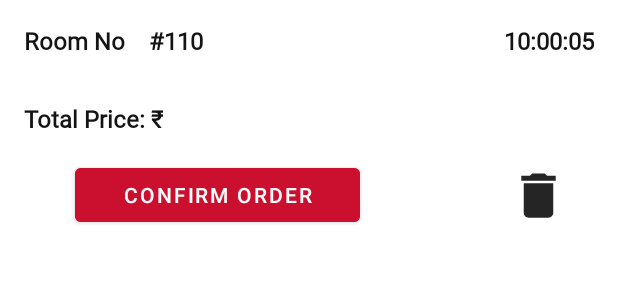
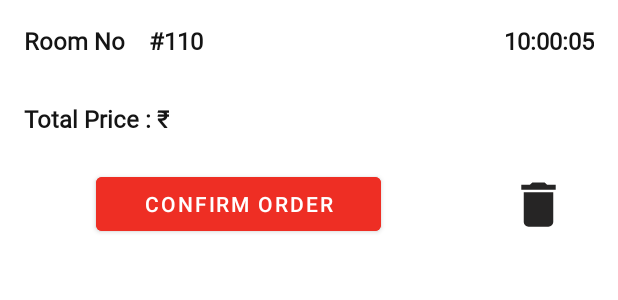
Before and after one commit to karthikdatta123/Owner-App, an Android app: the layout room_no.xml on its own in the app's theme, with its tools: preview values and no code run, on a phone screen of 412 x 824 dp. Shown: the top 300 px of the screen. Run offline under Robolectric (Android 15) with nearby library versions, the phone set to English and light mode, and no system bars.

Commit message:
changed colors

```diff
--- a/app/src/main/java/com/example/ownerapp/RoomAdapter.java
+++ b/app/src/main/java/com/example/ownerapp/RoomAdapter.java
@@ -96,7 +96,7 @@ DatabaseReference mDatabaseReference;
         if(s.confirm.equals(true))
         {
             viewHolder.button.setBackgroundColor(Color.WHITE);
-            viewHolder.button.setTextColor(Color.parseColor("#CB102F"));
+            viewHolder.button.setTextColor(Color.parseColor("#EE2E24"));
             viewHolder.button.setText("Order Confirmed");
         }else{
         viewHolder.button.setOnClickListener(new View.OnClickListener() {
@@ -115,7 +115,7 @@ DatabaseReference mDatabaseReference;
                                    if (s.time.equals(Time) && roomid.equals(s.room_no)) {
                                        item.child("confirmation").getRef().setValue((Boolean) true);
                                            viewHolder.button.setBackgroundColor(Color.WHITE);
-                                           viewHolder.button.setTextColor(Color.parseColor("#CB102F"));
+                                           viewHolder.button.setTextColor(Color.parseColor("#EE2E24"));
                                            viewHolder.button.setText("Order Confirmed");
                                            break;
                                    }
--- a/app/src/main/java/com/example/ownerapp/SubCategoryAdapter.java
+++ b/app/src/main/java/com/example/ownerapp/SubCategoryAdapter.java
@@ -64,7 +64,6 @@ public class SubCategoryAdapter extends RecyclerView.Adapter<SubCategoryAdapter.
         if (isExpanded) {
             holder.expandable_icon.setImageResource(R.drawable.chevron_up_arrow);
             holder.divider.setVisibility(View.GONE);
-
         } else{
             holder.expandable_icon.setImageResource(R.drawable.chevron_down_arrow);
             holder.divider.setVisibility(View.VISIBLE);
--- a/app/src/main/res/layout/categories_list.xml
+++ b/app/src/main/res/layout/categories_list.xml
@@ -45,6 +45,7 @@
         android:layout_height="wrap_content"
         android:layout_marginStart="8dp"
         android:layout_marginTop="8dp"
+        android:layout_marginEnd="8dp"
         app:layout_constraintEnd_toEndOf="parent"
         app:layout_constraintStart_toStartOf="parent"
         app:layout_constraintTop_toBottomOf="@id/textView" />
--- a/app/src/main/res/layout/room_no.xml
+++ b/app/src/main/res/layout/room_no.xml
@@ -108,16 +108,16 @@
         android:id="@+id/button2"
         android:layout_width="190dp"
         android:layout_height="wrap_content"
-        android:layout_marginStart="50dp"
-        android:layout_marginTop="16dp"
+        android:layout_marginStart="64dp"
+        android:layout_marginTop="22dp"
         android:layout_marginBottom="24dp"
-        android:backgroundTint="#CB102F"
+        android:backgroundTint="#EE2E24"
         android:bottomLeftRadius="8dp"
         android:bottomRightRadius="8dp"
         android:text="@string/confirm"
         android:topLeftRadius="8dp"
         android:topRightRadius="8dp"
-        app:iconTint="#CB102F"
+        app:iconTint="#EE2E24"
         app:layout_constraintBottom_toBottomOf="parent"
         app:layout_constraintStart_toStartOf="parent"
         app:layout_constraintTop_toBottomOf="@+id/linearLayout2" />
--- a/app/src/main/res/layout/row_item_laundry.xml
+++ b/app/src/main/res/layout/row_item_laundry.xml
@@ -10,7 +10,7 @@
     <TextView
         android:id="@+id/textView"
         android:layout_width="140dp"
-        android:layout_height="wrap_content"
+        android:layout_height="24dp"
         android:layout_marginStart="16dp"
         android:layout_marginTop="8dp"
         android:fontFamily="@font/inter_fonts"
--- a/app/src/main/res/values/strings.xml
+++ b/app/src/main/res/values/strings.xml
@@ -12,6 +12,6 @@
     <string name="orders">Orders</string>
     <string name="button">Confirm Order</string>
     <string name="confirm">Confirm Order</string>
-    <string name="total">Total Price: ₹</string>
+    <string name="total">Total Price : ₹</string>
     <string name="room_no">Room </string>
 </resources>
```
